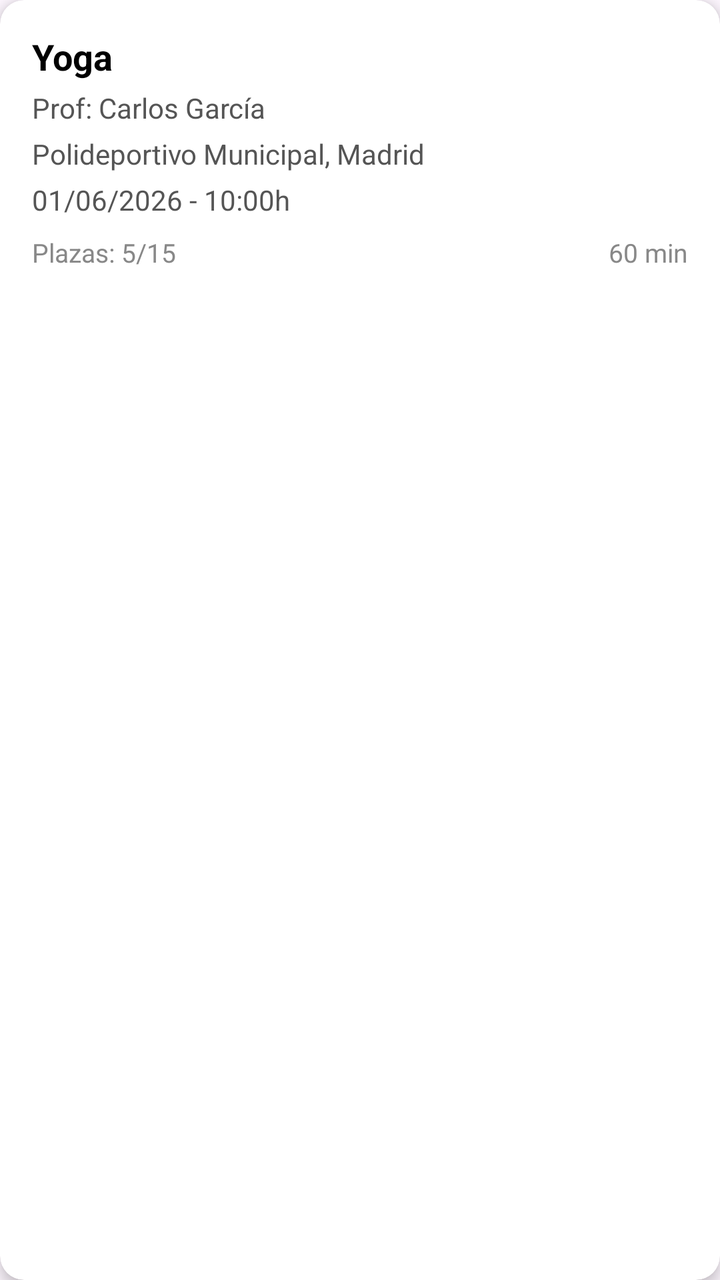
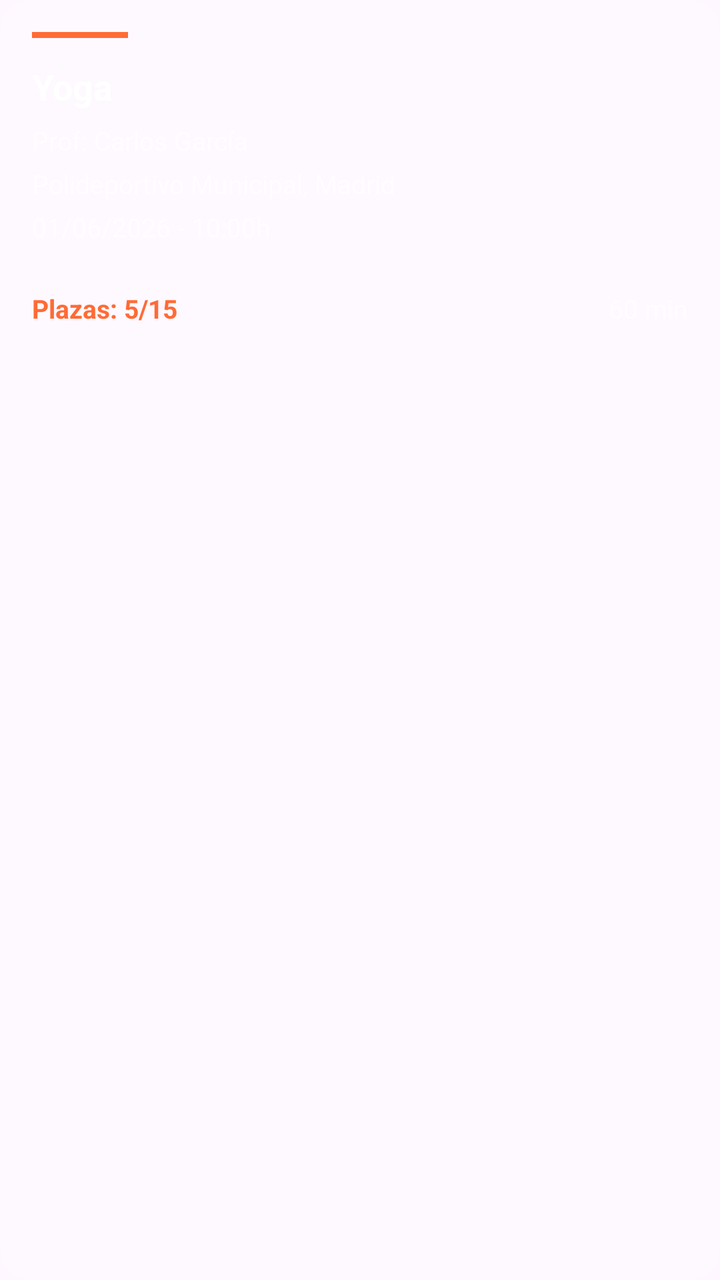

Two renders of the same Android screen: before a commit and after it. Below are the layout's source before the change and the commit's diff.
<!-- AndroidManifest.xml: application theme Theme.SportConnect -->
<!-- res/layout/item_actividad.xml -->
<?xml version="1.0" encoding="utf-8"?>
<androidx.cardview.widget.CardView
    xmlns:android="http://schemas.android.com/apk/res/android"
    xmlns:app="http://schemas.android.com/apk/res-auto"
    android:layout_width="match_parent"
    android:layout_height="wrap_content"
    android:layout_margin="6dp"
    app:cardCornerRadius="12dp"
    app:cardElevation="4dp">

    <LinearLayout
        android:layout_width="match_parent"
        android:layout_height="wrap_content"
        android:orientation="vertical"
        android:padding="16dp">

        <TextView
            android:id="@+id/tvTipo"
            android:layout_width="wrap_content"
            android:layout_height="wrap_content"
            android:text="Yoga"
            android:textSize="18sp"
            android:textStyle="bold"
            android:textColor="@color/black"
            android:layout_marginBottom="4dp" />

        <TextView
            android:id="@+id/tvProfesor"
            android:layout_width="wrap_content"
            android:layout_height="wrap_content"
            android:text="Prof: Carlos García"
            android:textSize="14sp"
            android:textColor="#555555"
            android:layout_marginBottom="4dp" />

        <TextView
            android:id="@+id/tvLugar"
            android:layout_width="wrap_content"
            android:layout_height="wrap_content"
            android:text="Polideportivo Municipal, Madrid"
            android:textSize="14sp"
            android:textColor="#555555"
            android:layout_marginBottom="4dp" />

        <TextView
            android:id="@+id/tvFecha"
            android:layout_width="wrap_content"
            android:layout_height="wrap_content"
            android:text="01/06/2026 - 10:00h"
            android:textSize="14sp"
            android:textColor="#555555"
            android:layout_marginBottom="8dp" />

        <LinearLayout
            android:layout_width="match_parent"
            android:layout_height="wrap_content"
            android:orientation="horizontal">

            <TextView
                android:id="@+id/tvPlazas"
                android:layout_width="0dp"
                android:layout_height="wrap_content"
                android:layout_weight="1"
                android:text="Plazas: 5/15"
                android:textSize="13sp"
                android:textColor="#888888" />

            <TextView
                android:id="@+id/tvDuracion"
                android:layout_width="wrap_content"
                android:layout_height="wrap_content"
                android:text="60 min"
                android:textSize="13sp"
                android:textColor="#888888" />

        </LinearLayout>

    </LinearLayout>

</androidx.cardview.widget.CardView>
<!-- resources referenced by this layout -->
<resources>
  <color name="black">#FF000000</color>
  <style name="Theme.SportConnect" parent="Base.Theme.SportConnect" />
  <style name="Base.Theme.SportConnect" parent="Theme.Material3.DayNight.NoActionBar">
          
          
      </style>
</resources>

<!-- the commit's change to res/layout/item_actividad.xml (unified diff, before → after) -->
@@ -5,14 +5,22 @@
     android:layout_width="match_parent"
     android:layout_height="wrap_content"
     android:layout_margin="6dp"
-    app:cardCornerRadius="12dp"
-    app:cardElevation="4dp">
+    app:cardCornerRadius="16dp"
+    app:cardElevation="0dp"
+    app:cardBackgroundColor="#22FFFFFF">
 
     <LinearLayout
         android:layout_width="match_parent"
         android:layout_height="wrap_content"
         android:orientation="vertical"
         android:padding="16dp">
+
+        
+        <View
+            android:layout_width="48dp"
+            android:layout_height="3dp"
+            android:background="#FF6B35"
+            android:layout_marginBottom="12dp" />
 
         <TextView
             android:id="@+id/tvTipo"
@@ -21,16 +29,16 @@
             android:text="Yoga"
             android:textSize="18sp"
             android:textStyle="bold"
-            android:textColor="@color/black"
-            android:layout_marginBottom="4dp" />
+            android:textColor="#FFFFFF"
+            android:layout_marginBottom="6dp" />
 
         <TextView
             android:id="@+id/tvProfesor"
             android:layout_width="wrap_content"
             android:layout_height="wrap_content"
             android:text="Prof: Carlos García"
-            android:textSize="14sp"
-            android:textColor="#555555"
+            android:textSize="13sp"
+            android:textColor="#AAFFFFFF"
             android:layout_marginBottom="4dp" />
 
         <TextView
@@ -38,8 +46,8 @@
             android:layout_width="wrap_content"
             android:layout_height="wrap_content"
             android:text="Polideportivo Municipal, Madrid"
-            android:textSize="14sp"
-            android:textColor="#555555"
+            android:textSize="13sp"
+            android:textColor="#AAFFFFFF"
             android:layout_marginBottom="4dp" />
 
         <TextView
@@ -47,9 +55,16 @@
             android:layout_width="wrap_content"
             android:layout_height="wrap_content"
             android:text="01/06/2026 - 10:00h"
-            android:textSize="14sp"
-            android:textColor="#555555"
-            android:layout_marginBottom="8dp" />
+            android:textSize="13sp"
+            android:textColor="#AAFFFFFF"
+            android:layout_marginBottom="12dp" />
+
+        
+        <View
+            android:layout_width="match_parent"
+            android:layout_height="1dp"
+            android:background="#22FFFFFF"
+            android:layout_marginBottom="10dp" />
 
         <LinearLayout
             android:layout_width="match_parent"
@@ -63,7 +78,8 @@
                 android:layout_weight="1"
                 android:text="Plazas: 5/15"
                 android:textSize="13sp"
-                android:textColor="#888888" />
+                android:textColor="#FF6B35"
+                android:textStyle="bold" />
 
             <TextView
                 android:id="@+id/tvDuracion"
@@ -71,7 +87,7 @@
                 android:layout_height="wrap_content"
                 android:text="60 min"
                 android:textSize="13sp"
-                android:textColor="#888888" />
+                android:textColor="#AAFFFFFF" />
 
         </LinearLayout>
 
<!-- resource entries referenced after the edit -->
@@ -1,6 +1,5 @@
 <!-- resources referenced by this layout -->
 <resources>
-  <color name="black">#FF000000</color>
   <style name="Theme.SportConnect" parent="Base.Theme.SportConnect" />
   <style name="Base.Theme.SportConnect" parent="Theme.Material3.DayNight.NoActionBar">
           
